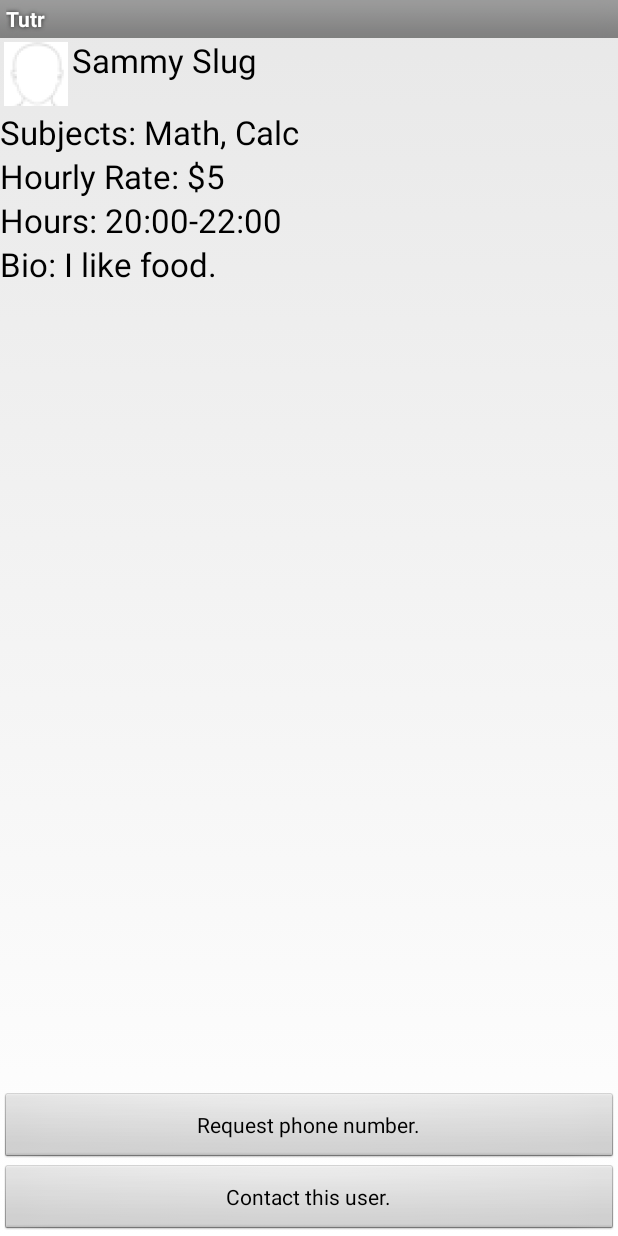
After one commit to jhallard/Tutr, an Android app: the layout activity_tutor_profile_page.xml on its own in the app's theme, with its tools: preview values and no code run, on a phone screen of 412 x 824 dp. The commit adds this screen. Run offline under Robolectric (Android 15) with nearby library versions, the phone set to English and light mode, and no system bars.

Commit message:
Added profile page, no avatar picture.

```diff
--- a/app/src/main/AndroidManifest.xml
+++ b/app/src/main/AndroidManifest.xml
@@ -22,6 +22,10 @@
             android:name=".LogIn"
             android:label="@string/title_activity_log_in" >
         </activity>
+        <activity
+            android:name=".TutorProfilePage"
+            android:label="@string/title_activity_tutor_profile_page" >
+        </activity>
     </application>
 
 </manifest>
--- /dev/null
+++ b/app/src/main/res/layout/activity_tutor_profile_page.xml
@@ -0,0 +1,83 @@
+<RelativeLayout xmlns:android="http://schemas.android.com/apk/res/android"
+    xmlns:tools="http://schemas.android.com/tools" android:id="@+id/NAME"
+    android:layout_width="match_parent" android:layout_height="match_parent"
+    tools:context="com.ucsc.teamtutor.tutr.TutorProfilePage" tools:ignore="MergeRootFrame" >
+
+    <ImageView
+        android:layout_width="wrap_content"
+        android:layout_height="wrap_content"
+        android:id="@+id/PROFILE_PIC"
+        android:maxWidth="64dp"
+        android:maxHeight="64dp"
+        android:src="@drawable/avatar_default"
+        android:layout_alignParentTop="true"
+        android:layout_alignParentStart="true" />
+
+    <TextView
+        android:layout_width="wrap_content"
+        android:layout_height="wrap_content"
+        android:textAppearance="?android:attr/textAppearanceLarge"
+        android:text="Sammy Slug"
+        android:id="@+id/TUTOR_NAME"
+        android:layout_alignParentTop="true"
+        android:layout_alignBottom="@+id/PROFILE_PIC"
+        android:layout_alignParentEnd="true"
+        android:layout_toEndOf="@+id/PROFILE_PIC"
+        android:singleLine="false"
+        android:password="false" />
+
+    <TextView
+        android:layout_width="wrap_content"
+        android:layout_height="wrap_content"
+        android:textAppearance="?android:attr/textAppearanceLarge"
+        android:text="Subjects: Math, Calc"
+        android:id="@+id/SUBJECTS"
+        android:layout_below="@+id/PROFILE_PIC"
+        android:layout_alignParentStart="true"
+        android:layout_alignParentEnd="true" />
+
+    <TextView
+        android:layout_width="wrap_content"
+        android:layout_height="wrap_content"
+        android:textAppearance="?android:attr/textAppearanceLarge"
+        android:text="Hourly Rate: $5"
+        android:id="@+id/CHARGE"
+        android:layout_below="@+id/SUBJECTS"
+        android:layout_alignParentStart="true" />
+
+    <TextView
+        android:layout_width="wrap_content"
+        android:layout_height="wrap_content"
+        android:textAppearance="?android:attr/textAppearanceLarge"
+        android:text="Hours: 20:00-22:00"
+        android:id="@+id/TUTOR_HOURS"
+        android:layout_below="@+id/CHARGE"
+        android:layout_alignParentStart="true" />
+
+    <TextView
+        android:layout_width="wrap_content"
+        android:layout_height="wrap_content"
+        android:textAppearance="?android:attr/textAppearanceLarge"
+        android:text="Bio: I like food."
+        android:id="@+id/TUTOR_BIO"
+        android:layout_below="@+id/TUTOR_HOURS"
+        android:layout_alignParentStart="true" />
+
+    <Button
+        android:layout_width="wrap_content"
+        android:layout_height="wrap_content"
+        android:text="Contact this user."
+        android:id="@+id/TUTOR_CONTACT_BUTTON"
+        android:layout_alignParentBottom="true"
+        android:layout_alignParentStart="true"
+        android:layout_alignParentEnd="true" />
+
+    <Button
+        android:layout_width="wrap_content"
+        android:layout_height="wrap_content"
+        android:text="Request phone number."
+        android:id="@+id/TUTOR_REQUEST_BUTTON"
+        android:layout_above="@+id/TUTOR_CONTACT_BUTTON"
+        android:layout_alignParentStart="true"
+        android:layout_alignParentEnd="true" />
+</RelativeLayout>
```
Also changed, not shown: app/src/main/java/com/ucsc/teamtutor/tutr/TutorProfilePage.java (added, +66 -0 lines), app/src/main/res/layout/fragment_tutor_profile_page.xml (added, +12 -0 lines), app/src/main/res/menu/menu_tutor_profile_page.xml (added, +7 -0 lines), app/src/main/res/values/strings.xml (+6 -2 lines), app/src/main/avatar_default-web.png (added), app/src/main/res/drawable-hdpi/avatar_default.png (added), app/src/main/res/drawable-mdpi/avatar_default.png (added), app/src/main/res/drawable-xhdpi/avatar_default.png (added), app/src/main/res/drawable-xxhdpi/avatar_default.png (added).
